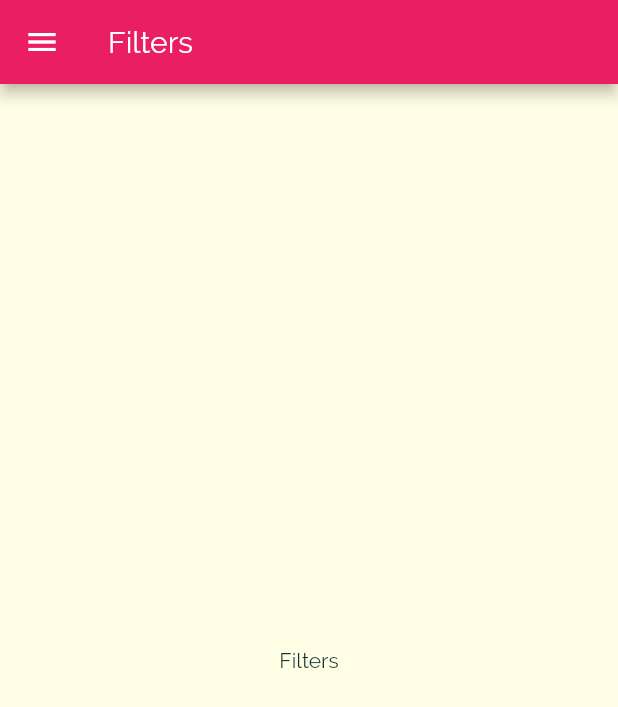
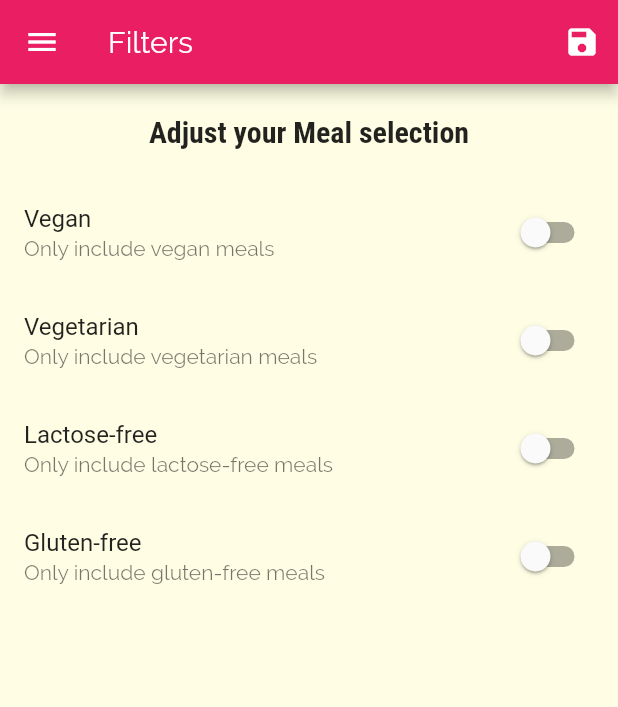
Before and after one commit to iBhavesh/Flutter-Meal-App, a Flutter app: the FiltersScreen screen opened by its route, on a phone screen of 412 x 824 dp. Shown: the top 707 px of the screen. Run offline on Flutter 3.47's test engine with Material 2 defaults, Android fonts, the phone set to English and light mode, and no system bars.

Commit message:
Add filters feature

```diff
--- a/lib/main.dart
+++ b/lib/main.dart
@@ -1,10 +1,50 @@
 import 'package:flutter/material.dart';
+
+// import './screens/categories_screen/categories_screen.dart';
 import './screens/route_not_found_screen/route_not_found_screen.dart';
+import './screens/category_meals_screen/category_meals_screen.dart';
+import './screens/meal_detail_screen/meal_detail_screen.dart';
+import './screens/tabs_screen/tabs_screen.dart';
+import 'screens/filters_screen/filters_screen.dart';
 
-import './routes.dart';
+import './models/filters.dart';
+import './models/meal.dart';
+import './data/dummy_data.dart';
+
 void main() => runApp(MyApp());
 
-class MyApp extends StatelessWidget {
+class MyApp extends StatefulWidget {
+  @override
+  _MyAppState createState() => _MyAppState();
+}
+
+class _MyAppState extends State<MyApp> {
+  var _filters = Filters();
+
+  List<Meal> _availableMeals = DUMMY_MEALS;
+
+  void _saveFilters(Filters filters, BuildContext context) {
+    setState(() {
+      _filters = filters;
+      _availableMeals = DUMMY_MEALS.where((meal) {
+        if (_filters.isGlutenFree && !meal.isGlutenFree) {
+          return false;
+        }
+        if (_filters.isLactoseFree && !meal.isLactoseFree) {
+          return false;
+        }
+        if (_filters.isVegan && !meal.isVegan) {
+          return false;
+        }
+        if (_filters.isVegetarian && !meal.isVegetarian) {
+          return false;
+        }
+        return true;
+      }).toList();
+    });
+    Navigator.of(context).pushReplacementNamed('/');
+  }
+
   @override
   Widget build(BuildContext context) {
     return MaterialApp(
@@ -27,7 +67,16 @@ class MyApp extends StatelessWidget {
               fontWeight: FontWeight.bold,
             )),
       ),
-      routes: routes,
+      routes: {
+        '/': (BuildContext context) => TabsScreen(),
+        // CategoriesScreen.routeName : (BuildContext context) => CategoriesScreen(),
+        CategoryMealsScreen.routeName: (BuildContext context) =>
+            CategoryMealsScreen(_availableMeals),
+        MealDetailScreen.routeName: (BuildContext context) =>
+            MealDetailScreen(),
+        FiltersScreen.routeName: (BuildContext context) =>
+            FiltersScreen(_saveFilters, _filters),
+      },
       onUnknownRoute: (settings) {
         return MaterialPageRoute(builder: (_) => RouteNotFoundScreen());
       },
--- /dev/null
+++ b/lib/models/filters.dart
@@ -0,0 +1,10 @@
+class Filters {
+  bool isVegan, isVegetarian, isGlutenFree, isLactoseFree;
+
+  Filters({
+    this.isGlutenFree = false,
+    this.isLactoseFree = false,
+    this.isVegan = false,
+    this.isVegetarian = false,
+  });
+}
--- a/lib/routes.dart
+++ /dev/null
@@ -1,16 +0,0 @@
-import 'package:flutter/cupertino.dart';
-
-// import './screens/categories_screen/categories_screen.dart';
-import './screens/category_meals_screen/category_meals_screen.dart';
-import './screens/meal_detail_screen/meal_detail_screen.dart';
-import './screens/tabs_screen/tabs_screen.dart';
-import 'screens/filters_screen/filters_screen.dart';
-
-final Map<String, WidgetBuilder> routes = {
-  '/': (BuildContext context) => TabsScreen(),
-  // CategoriesScreen.routeName : (BuildContext context) => CategoriesScreen(),
-  CategoryMealsScreen.routeName: (BuildContext context) =>
-      CategoryMealsScreen(),
-  MealDetailScreen.routeName: (BuildContext context) => MealDetailScreen(),
-  FiltersScreen.routeName: (BuildContext context) => FiltersScreen(),
-};
--- a/lib/screens/filters_screen/filters_screen.dart
+++ b/lib/screens/filters_screen/filters_screen.dart
@@ -1,18 +1,111 @@
 import 'package:flutter/material.dart';
+
+import '../../models/filters.dart';
 import '../../widgets/custom_drawer.dart';
 
-class FiltersScreen extends StatelessWidget {
+class FiltersScreen extends StatefulWidget {
   static const routeName = "/filters-screen";
+  final Function saveFilters;
+  final Filters filters;
+
+  FiltersScreen(this.saveFilters,this.filters);
+
+  @override
+  _FiltersScreenState createState() => _FiltersScreenState();
+}
+
+class _FiltersScreenState extends State<FiltersScreen> {
+  var _filters = Filters();
+
+  @override
+  void initState() {
+    _filters = widget.filters;
+    super.initState();
+  }
+
   @override
   Widget build(BuildContext context) {
     return Scaffold(
       appBar: AppBar(
         title: Text('Filters'),
+        actions: [
+          IconButton(
+            icon: Icon(Icons.save),
+            onPressed: () => widget.saveFilters(_filters,context),
+          ),
+        ],
       ),
       drawer: CustomDrawer(),
-      body: Center(
-        child: Text('Filters'),
+      body: Column(
+        children: [
+          Container(
+            padding: const EdgeInsets.all(20),
+            child: Text(
+              'Adjust your Meal selection',
+              style: Theme.of(context).textTheme.headline6,
+            ),
+          ),
+          Expanded(
+            child: ListView(
+              children: [
+                buildSwitchListTile(
+                  'Vegan',
+                  'Only include vegan meals',
+                  _filters.isVegan,
+                  (value) {
+                    setState(() {
+                      _filters.isVegan = value;
+                    });
+                  },
+                ),
+                buildSwitchListTile(
+                  'Vegetarian',
+                  'Only include vegetarian meals',
+                  _filters.isVegetarian,
+                  (value) {
+                    setState(() {
+                      _filters.isVegetarian = value;
+                    });
+                  },
+                ),
+                buildSwitchListTile(
+                  'Lactose-free',
+                  'Only include lactose-free meals',
+                  _filters.isLactoseFree,
+                  (value) {
+                    setState(() {
+                      _filters.isLactoseFree = value;
+                    });
+                  },
+                ),
+                buildSwitchListTile(
+                  'Gluten-free',
+                  'Only include gluten-free meals',
+                  _filters.isGlutenFree,
+                  (value) {
+                    setState(() {
+                      _filters.isGlutenFree = value;
+                    });
+                  },
+                ),
+              ],
+            ),
+          ),
+        ],
       ),
     );
   }
+
+  SwitchListTile buildSwitchListTile(
+    String title,
+    String subtitle,
+    bool currentValue,
+    Function toggle,
+  ) {
+    return SwitchListTile(
+        title: Text(title),
+        subtitle: Text(subtitle),
+        value: currentValue,
+        onChanged: toggle);
+  }
 }
```
Also changed, not shown: lib/screens/category_meals_screen/category_meals_screen.dart (+12 -11 lines).
